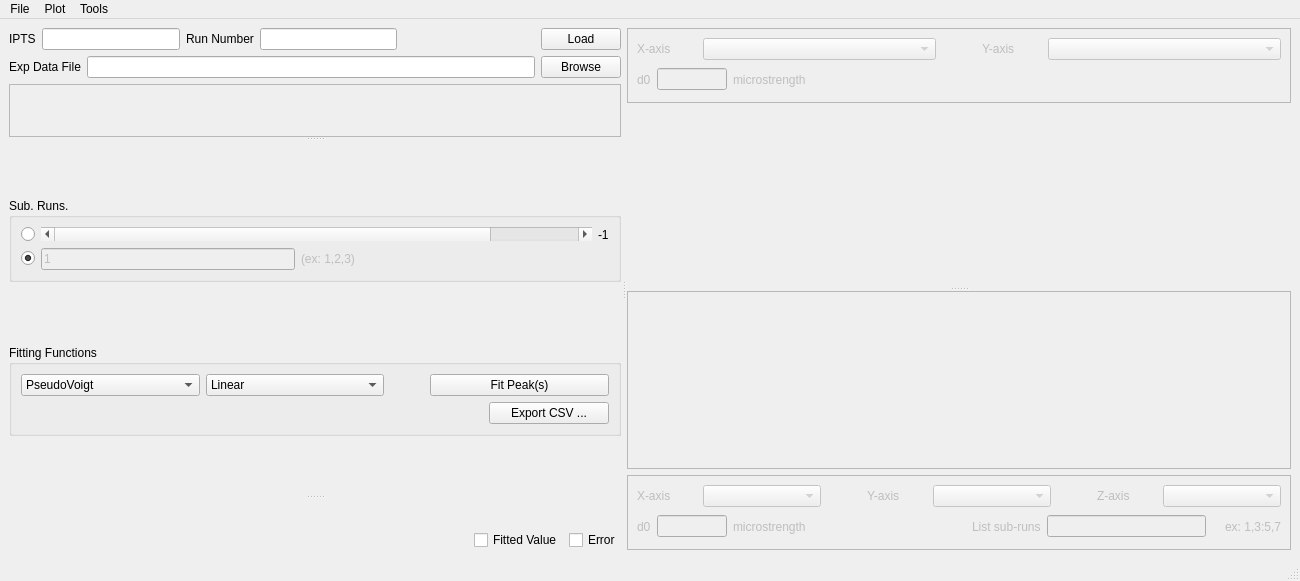
This is pyrs/interface/designer/peakfitwindow.ui in neutrons/PyRS as Qt 5 draws it before an edit. The edited form follows.
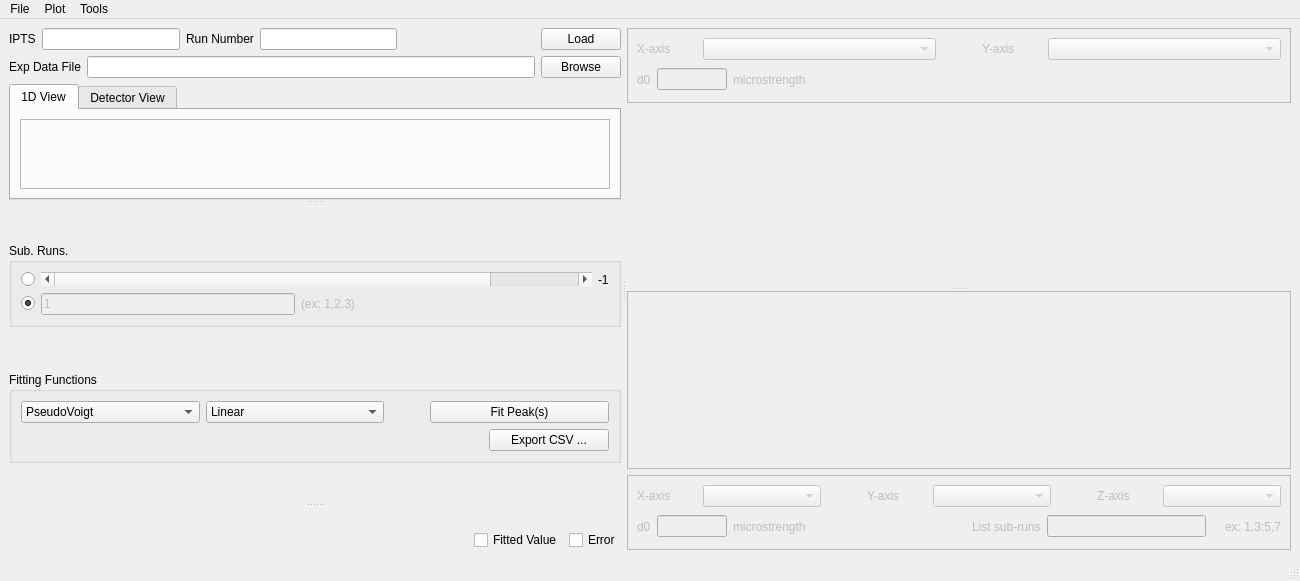
This is the edited form.

Commit message: Adding Detector view. this refs #247

The edit to the form file:
```diff
--- a/pyrs/interface/designer/peakfitwindow.ui
+++ b/pyrs/interface/designer/peakfitwindow.ui
@@ -40,7 +40,7 @@
         <property name="childrenCollapsible">
          <bool>false</bool>
         </property>
-        <widget class="QWidget" name="">
+        <widget class="QWidget" name="layoutWidget">
          <layout class="QVBoxLayout" name="verticalLayout">
           <item>
            <layout class="QHBoxLayout" name="horizontalLayout_2">
@@ -108,6 +108,16 @@
            </layout>
           </item>
           <item>
+           <widget class="QTabWidget" name="tabWidget">
+            <property name="currentIndex">
+             <number>0</number>
+            </property>
+            <widget class="QWidget" name="tab">
+             <attribute name="title">
+              <string>1D View</string>
+             </attribute>
+             <layout class="QVBoxLayout" name="verticalLayout_10">
+              <item>
            <widget class="QFrame" name="frame_PeakView">
             <property name="sizePolicy">
              <sizepolicy hsizetype="Preferred" vsizetype="Expanding">
@@ -125,6 +135,15 @@
           </item>
          </layout>
         </widget>
+            <widget class="QWidget" name="tab_2">
+             <attribute name="title">
+              <string>Detector View</string>
+             </attribute>
+            </widget>
+           </widget>
+          </item>
+         </layout>
+        </widget>
         <widget class="QWidget" name="layoutWidget">
          <layout class="QVBoxLayout" name="verticalLayout_3">
           <property name="sizeConstraint">
@@ -357,7 +376,7 @@
          </layout>
         </widget>
        </widget>
-       <widget class="QWidget" name="">
+       <widget class="QWidget" name="layoutWidget">
         <layout class="QVBoxLayout" name="verticalLayout_2">
          <property name="sizeConstraint">
           <enum>QLayout::SetMaximumSize</enum>
```
Left out of the diff: 2 changed lines with no effect on the pictures. Lines whose indentation alone changed are shown as unchanged. The commit also changes 3 other files.
